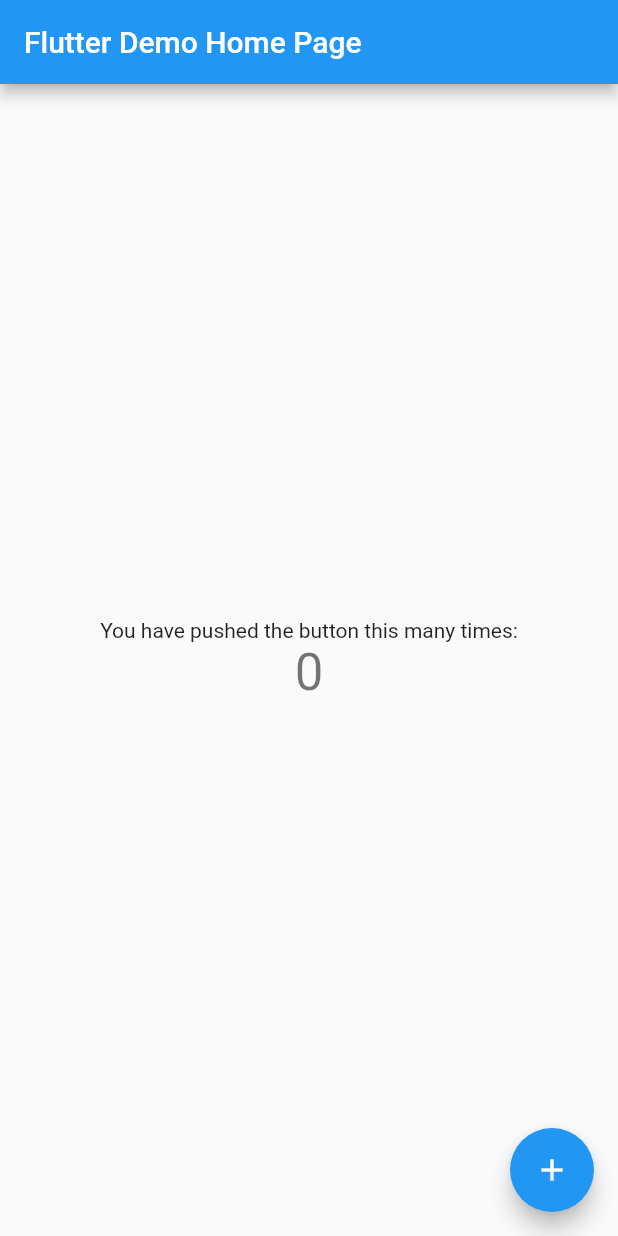
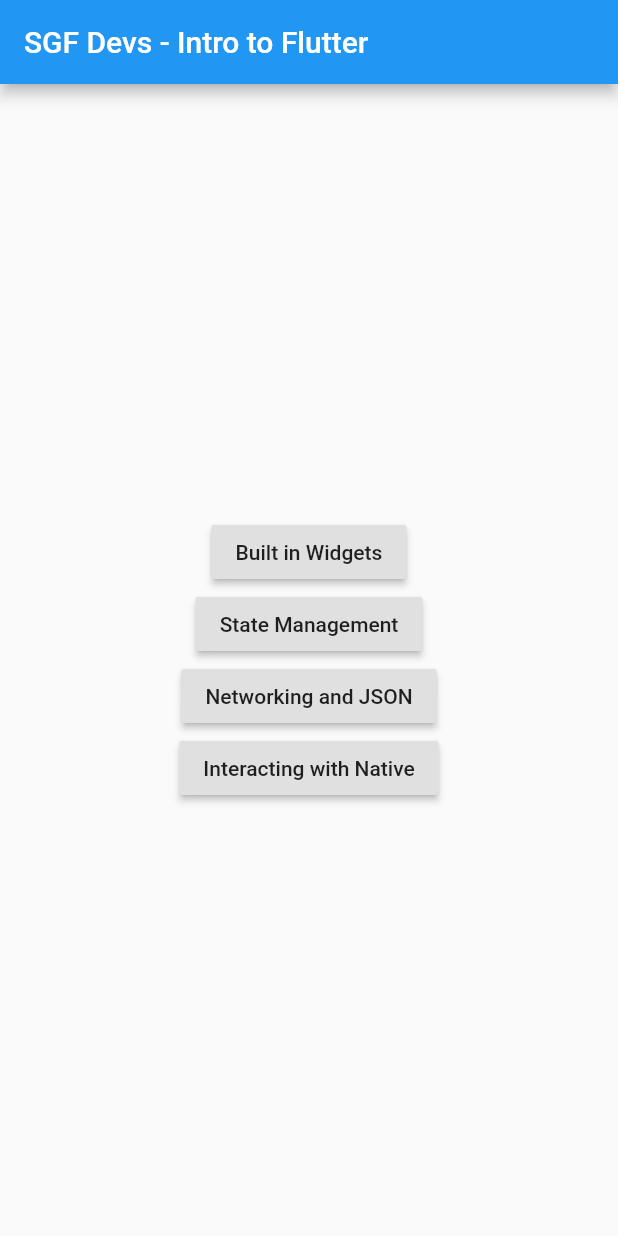
Before and after one commit to glitchedmob/sgf-devs-introduction-to-flutter, a Flutter app: the screen it shows after launch, on a phone screen of 412 x 824 dp. Run offline on Flutter 3.47's test engine with Material 2 defaults, Android fonts, the phone set to English and light mode, and no system bars.

Commit message:
Add boilerplate screens

```diff
--- a/lib/main.dart
+++ b/lib/main.dart
@@ -1,117 +1,34 @@
 import 'package:flutter/material.dart';
+import 'package:intro_app/screens/basic_ui_widgets_screen.dart';
+import 'package:intro_app/screens/forms_and_inputs_screen.dart';
+
+import 'package:intro_app/screens/landing_screen.dart';
+import 'package:intro_app/screens/build_in_widgets_screen.dart';
+import 'package:intro_app/screens/layout_widgets_screen.dart';
+import 'package:intro_app/screens/list_view_screen.dart';
 
 void main() {
-  runApp(MyApp());
+  runApp(App());
 }
 
-class MyApp extends StatelessWidget {
-  // This widget is the root of your application.
+class App extends StatelessWidget {
   @override
   Widget build(BuildContext context) {
     return MaterialApp(
-      title: 'Flutter Demo',
+      debugShowCheckedModeBanner: false,
+      title: 'SGF Devs Intro to Flutter',
       theme: ThemeData(
-        // This is the theme of your application.
-        //
-        // Try running your application with "flutter run". You'll see the
-        // application has a blue toolbar. Then, without quitting the app, try
-        // changing the primarySwatch below to Colors.green and then invoke
-        // "hot reload" (press "r" in the console where you ran "flutter run",
-        // or simply save your changes to "hot reload" in a Flutter IDE).
-        // Notice that the counter didn't reset back to zero; the application
-        // is not restarted.
         primarySwatch: Colors.blue,
-        // This makes the visual density adapt to the platform that you run
-        // the app on. For desktop platforms, the controls will be smaller and
-        // closer together (more dense) than on mobile platforms.
-        visualDensity: VisualDensity.adaptivePlatformDensity,
       ),
-      home: MyHomePage(title: 'Flutter Demo Home Page'),
+      initialRoute: '/landing',
+      routes: {
+        '/landing': (context) => LandingScreen(),
+        '/built-in-widgets': (context) => BuiltInWidgetsScreen(),
+        '/built-in-widgets/basic-ui-widgets': (context) => BasicUiWidgetsScreen(),
+        '/built-in-widgets/layout-widgets': (context) => LayoutWidgetsScreen(),
+        '/built-in-widgets/list-view': (context) => ListViewScreen(),
+        '/built-in-widgets/forms-and-inputs': (context) => FormsAndInputsScreen(),
+      },
     );
   }
 }
-
-class MyHomePage extends StatefulWidget {
-  MyHomePage({Key key, this.title}) : super(key: key);
-
-  // This widget is the home page of your application. It is stateful, meaning
-  // that it has a State object (defined below) that contains fields that affect
-  // how it looks.
-
-  // This class is the configuration for the state. It holds the values (in this
-  // case the title) provided by the parent (in this case the App widget) and
-  // used by the build method of the State. Fields in a Widget subclass are
-  // always marked "final".
-
-  final String title;
-
-  @override
-  _MyHomePageState createState() => _MyHomePageState();
-}
-
-class _MyHomePageState extends State<MyHomePage> {
-  int _counter = 0;
-
-  void _incrementCounter() {
-    setState(() {
-      // This call to setState tells the Flutter framework that something has
-      // changed in this State, which causes it to rerun the build method below
-      // so that the display can reflect the updated values. If we changed
-      // _counter without calling setState(), then the build method would not be
-      // called again, and so nothing would appear to happen.
-      _counter++;
-    });
-  }
-
-  @override
-  Widget build(BuildContext context) {
-    // This method is rerun every time setState is called, for instance as done
-    // by the _incrementCounter method above.
-    //
-    // The Flutter framework has been optimized to make rerunning build methods
-    // fast, so that you can just rebuild anything that needs updating rather
-    // than having to individually change instances of widgets.
-    return Scaffold(
-      appBar: AppBar(
-        // Here we take the value from the MyHomePage object that was created by
-        // the App.build method, and use it to set our appbar title.
-        title: Text(widget.title),
-      ),
-      body: Center(
-        // Center is a layout widget. It takes a single child and positions it
-        // in the middle of the parent.
-        child: Column(
-          // Column is also a layout widget. It takes a list of children and
-          // arranges them vertically. By default, it sizes itself to fit its
-          // children horizontally, and tries to be as tall as its parent.
-          //
-          // Invoke "debug painting" (press "p" in the console, choose the
-          // "Toggle Debug Paint" action from the Flutter Inspector in Android
-          // Studio, or the "Toggle Debug Paint" command in Visual Studio Code)
-          // to see the wireframe for each widget.
-          //
-          // Column has various properties to control how it sizes itself and
-          // how it positions its children. Here we use mainAxisAlignment to
-          // center the children vertically; the main axis here is the vertical
-          // axis because Columns are vertical (the cross axis would be
-          // horizontal).
-          mainAxisAlignment: MainAxisAlignment.center,
-          children: <Widget>[
-            Text(
-              'You have pushed the button this many times:',
-            ),
-            Text(
-              '$_counter',
-              style: Theme.of(context).textTheme.headline4,
-            ),
-          ],
-        ),
-      ),
-      floatingActionButton: FloatingActionButton(
-        onPressed: _incrementCounter,
-        tooltip: 'Increment',
-        child: Icon(Icons.add),
-      ), // This trailing comma makes auto-formatting nicer for build methods.
-    );
-  }
-}
--- /dev/null
+++ b/lib/screens/basic_ui_widgets_screen.dart
@@ -0,0 +1,13 @@
+import 'package:flutter/material.dart';
+
+class BasicUiWidgetsScreen extends StatelessWidget {
+  @override
+  Widget build(BuildContext context) {
+    return Scaffold(
+      appBar: AppBar(
+        title: Text('Basic UI Widgets'),
+      ),
+      body: Container(),
+    );
+  }
+}
--- /dev/null
+++ b/lib/screens/build_in_widgets_screen.dart
@@ -0,0 +1,39 @@
+import 'package:flutter/material.dart';
+
+class BuiltInWidgetsScreen extends StatelessWidget {
+  @override
+  Widget build(BuildContext context) {
+    return Scaffold(
+      appBar: AppBar(
+        title: Text('Layouts'),
+      ),
+      body: Center(
+        child: Column(
+          mainAxisAlignment: MainAxisAlignment.center,
+          children: [
+            RaisedButton(
+              child: Text('Basic UI widgets'),
+              onPressed: () => Navigator.of(context)
+                  .pushNamed('/built-in-widgets/basic-ui-widgets'),
+            ),
+            RaisedButton(
+              child: Text('Layout Widgets'),
+              onPressed: () => Navigator.of(context)
+                  .pushNamed('/built-in-widgets/layout-widgets'),
+            ),
+            RaisedButton(
+              child: Text('ListView'),
+              onPressed: () =>
+                  Navigator.of(context).pushNamed('/built-in-widgets/list-view'),
+            ),
+            RaisedButton(
+              child: Text('Forms and Inputs'),
+              onPressed: () => Navigator.of(context)
+                  .pushNamed('/built-in-widgets/forms-and-inputs'),
+            ),
+          ],
+        ),
+      ),
+    );
+  }
+}
--- /dev/null
+++ b/lib/screens/landing_screen.dart
@@ -0,0 +1,39 @@
+import 'package:flutter/material.dart';
+
+class LandingScreen extends StatelessWidget {
+  @override
+  Widget build(BuildContext context) {
+    return Scaffold(
+      appBar: AppBar(
+        title: Text('SGF Devs - Intro to Flutter'),
+      ),
+      body: Center(
+        child: Column(
+          mainAxisAlignment: MainAxisAlignment.center,
+          children: [
+            RaisedButton(
+              child: Text('Built in Widgets'),
+              onPressed: () =>
+                  Navigator.of(context).pushNamed('/built-in-widgets'),
+            ),
+            RaisedButton(
+              child: Text('State Management'),
+              onPressed: () =>
+                  Navigator.of(context).pushNamed('/state-management'),
+            ),
+            RaisedButton(
+              child: Text('Networking and JSON'),
+              onPressed: () =>
+                  Navigator.of(context).pushNamed('/networking-and-json'),
+            ),
+            RaisedButton(
+              child: Text('Interacting with Native'),
+              onPressed: () =>
+                  Navigator.of(context).pushNamed('/interacting-with-native'),
+            ),
+          ],
+        ),
+      ),
+    );
+  }
+}
--- a/pubspec.yaml
+++ b/pubspec.yaml
@@ -19,10 +19,13 @@ version: 1.0.0+1
 
 environment:
   sdk: ">=2.7.0 <3.0.0"
+  flutter: ^1.12.13+hotfix.9
 
 dependencies:
   flutter:
     sdk: flutter
+  http: ^0.12.1
+  json_annotation: ^3.0.1
 
 
   # The following adds the Cupertino Icons font to your application.
@@ -32,6 +35,8 @@ dependencies:
 dev_dependencies:
   flutter_test:
     sdk: flutter
+  build_runner: ^1.9.0
+  json_serializable: ^3.3.0
 
 # For information on the generic Dart part of this file, see the
 # following page: https://dart.dev/tools/pub/pubspec
```
Also changed, not shown: lib/screens/forms_and_inputs_screen.dart (added, +13 -0 lines), lib/screens/interacting_with_native_screen.dart (added, +13 -0 lines), lib/screens/layout_widgets_screen.dart (added, +13 -0 lines), lib/screens/list_view_screen.dart (added, +13 -0 lines), lib/screens/networking_and_json.dart (added, +13 -0 lines), lib/screens/state_management_screen.dart (added, +13 -0 lines), pubspec.lock, 1 other file.
